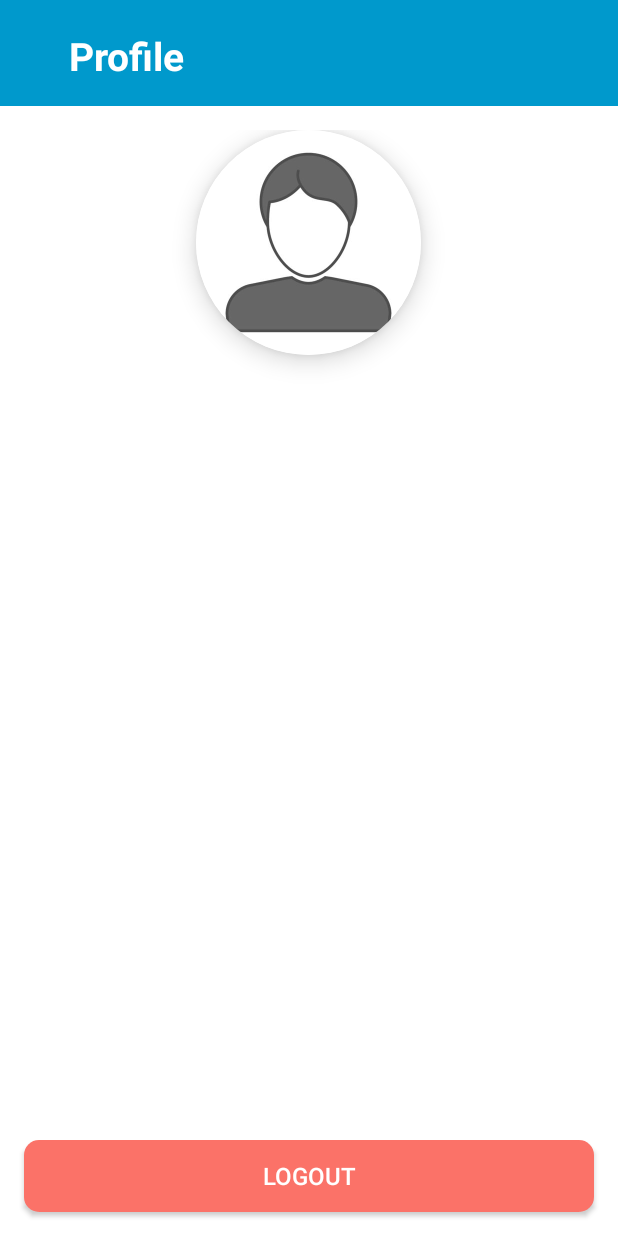
After one commit to Rinkuu253/MoneyManagement, an Android app: the UserProfile screen opened directly, with no data from a screen before it, on a phone screen of 412 x 824 dp. The commit adds this screen. Run offline under Robolectric (Android 15) with nearby library versions, the phone set to English and light mode, and no system bars.

Commit message:
implement Logout Button

```diff
--- a/app/src/main/AndroidManifest.xml
+++ b/app/src/main/AndroidManifest.xml
@@ -12,6 +12,9 @@
         android:supportsRtl="true"
         android:theme="@style/Theme.MonMan"
         tools:targetApi="31">
+        <activity
+            android:name=".UserProfile"
+            android:exported="false" />
         <activity
             android:name=".CatatanAnggotaDialog"
             android:exported="false" />
--- a/app/src/main/java/com/example/monman/HomeFragment.java
+++ b/app/src/main/java/com/example/monman/HomeFragment.java
@@ -12,6 +12,7 @@ import androidx.fragment.app.Fragment;
 import android.view.LayoutInflater;
 import android.view.View;
 import android.view.ViewGroup;
+import android.widget.ImageView;
 import android.widget.TextView;
 import android.widget.Toast;
 
@@ -38,6 +39,8 @@ public class HomeFragment extends Fragment {
     PieChart pieChart;
     private DatabaseHelper db;
 
+    private ImageView profile;
+
     @Override
     public View onCreateView(LayoutInflater inflater, ViewGroup container,
                              Bundle savedInstanceState) {
@@ -60,6 +63,7 @@ public class HomeFragment extends Fragment {
             incomeProfit = view.findViewById(R.id.income);
             lossLoss = view.findViewById(R.id.loss);
             todayMonthYear = view.findViewById(R.id.nowMonthYear);
+            profile = view.findViewById(R.id.profilePict);
             db = new DatabaseHelper(getActivity());
             currentDate = Calendar.getInstance();
             setData();
@@ -84,6 +88,18 @@ public class HomeFragment extends Fragment {
                 public void onClick(View v) {
                     Intent browserIntent = new Intent(Intent.ACTION_VIEW, Uri.parse("https://keuangan.kontan.co.id/news/nasabah-valas-wajib-merapat-intip-kurs-dollar-rupiah-di-bca-hari-ini-jumat-35"));
                     startActivity(browserIntent);
+                }
+            });
+
+            profile.setOnClickListener(new View.OnClickListener() {
+                @Override
+                public void onClick(View v) {
+                    Intent intent = new Intent(getContext(), UserProfile.class);
+                    intent.putExtra("userId",String.valueOf(userId));
+                    intent.putExtra("username", String.valueOf(username));
+                    intent.putExtra("familyRole", familyRole);
+                    intent.putExtra("familyCode",familyCode);
+                    startActivity(intent);
                 }
             });
 
--- /dev/null
+++ b/app/src/main/java/com/example/monman/UserProfile.java
@@ -0,0 +1,62 @@
+package com.example.monman;
+
+import androidx.appcompat.app.AppCompatActivity;
+
+import android.content.Intent;
+import android.os.Bundle;
+import android.view.View;
+import android.widget.Button;
+import android.widget.EditText;
+import android.widget.TextView;
+import android.widget.Toast;
+
+public class UserProfile extends AppCompatActivity {
+
+    private String userId, username, familyRole, familyCode;
+
+    @Override
+    protected void onCreate(Bundle savedInstanceState) {
+        super.onCreate(savedInstanceState);
+        setContentView(R.layout.activity_user_profile);
+
+        TextView textPage = findViewById(R.id.textPage);
+
+        textPage.setText("Profile");
+
+        getSetIntentData();
+        TextView namaUser = findViewById(R.id.usernameProfile);
+        TextView roleUser = findViewById(R.id.textViewRole);
+        Button logoutBtn = findViewById(R.id.buttonLogout);
+        namaUser.setText(username);
+        roleUser.setText(familyRole);
+
+        logoutBtn.setOnClickListener(new View.OnClickListener() {
+            @Override
+            public void onClick(View v) {
+                Intent intent = new Intent(UserProfile.this, LoginActivity.class);
+                intent.addFlags(Intent.FLAG_ACTIVITY_CLEAR_TASK | Intent.FLAG_ACTIVITY_NEW_TASK);
+                startActivity(intent);
+                finish();
+            }
+        });
+    }
+
+    void getSetIntentData() {
+        if (getIntent().hasExtra("userId")
+                && getIntent().hasExtra("username")
+                && getIntent().hasExtra("familyRole")
+                && getIntent().hasExtra("familyCode")
+        ) {
+
+            userId = getIntent().getStringExtra("userId");
+            username = getIntent().getStringExtra("username");
+            familyRole = getIntent().getStringExtra("familyRole");
+            familyCode = getIntent().getStringExtra("familyCode");
+
+//            Toast.makeText(getApplicationContext(), username, Toast.LENGTH_SHORT).show();
+
+        } else {
+            Toast.makeText(getApplicationContext(), "No Data", Toast.LENGTH_SHORT).show();
+        }
+    }
+}
--- /dev/null
+++ b/app/src/main/res/layout/activity_user_profile.xml
@@ -0,0 +1,79 @@
+<?xml version="1.0" encoding="utf-8"?>
+<RelativeLayout xmlns:android="http://schemas.android.com/apk/res/android"
+    xmlns:app="http://schemas.android.com/apk/res-auto"
+    xmlns:tools="http://schemas.android.com/tools"
+    android:layout_width="match_parent"
+    android:layout_height="match_parent"
+    tools:context=".UserProfile">
+
+    <include
+        android:id="@+id/topBar"
+        layout="@layout/top_bar" />
+
+    <LinearLayout
+        android:layout_width="match_parent"
+        android:layout_height="wrap_content"
+        android:orientation="vertical"
+        android:layout_below="@id/topBar"
+        android:padding="16dp"
+        android:gravity="center_horizontal"
+        android:layout_above="@+id/buttonLogout">
+
+        <androidx.cardview.widget.CardView
+            android:id="@+id/profilePictCard"
+            android:layout_width="150dp"
+            android:layout_height="150dp"
+            app:cardCornerRadius="75dp"
+            app:cardElevation="10dp"
+            android:layout_marginBottom="20dp">
+
+            <ImageView
+                android:id="@+id/profilePict"
+                android:layout_width="match_parent"
+                android:layout_height="match_parent"
+                android:scaleType="centerCrop"
+                android:src="@drawable/icon_anak" />
+
+        </androidx.cardview.widget.CardView>
+
+        <TextView
+            android:id="@+id/usernameProfile"
+            android:layout_width="match_parent"
+            android:layout_height="wrap_content"
+            android:textSize="30sp"
+            android:fontFamily="@font/calibri_bold"
+            android:text="nama"
+            android:textColor="@color/black"
+            android:textAlignment="center"
+            android:padding="10dp"
+            android:layout_marginBottom="10dp" />
+
+        <TextView
+            android:id="@+id/textViewRole"
+            android:layout_width="match_parent"
+            android:layout_height="wrap_content"
+            android:textSize="24sp"
+            android:textColor="@color/black"
+            android:fontFamily="@font/calibri_regular"
+            android:text="nama"
+            android:textAlignment="center"
+            android:layout_marginBottom="20dp" />
+
+    </LinearLayout>
+
+    <androidx.appcompat.widget.AppCompatButton
+        android:id="@+id/buttonLogout"
+        android:layout_width="match_parent"
+        android:layout_height="wrap_content"
+        android:layout_alignParentBottom="true"
+        android:layout_marginStart="16dp"
+        android:layout_marginTop="16dp"
+        android:layout_marginEnd="16dp"
+        android:layout_marginBottom="16dp"
+        android:background="@drawable/button_styling"
+        android:backgroundTint="@color/color_one"
+        android:text="Logout"
+        android:textSize="16sp"
+        android:textColor="@android:color/white" />
+
+</RelativeLayout>
--- a/app/src/main/res/layout/top_bar.xml
+++ b/app/src/main/res/layout/top_bar.xml
@@ -9,20 +9,12 @@
         android:background="@android:color/holo_blue_dark"
         android:padding="16dp">
 
-        <ImageView
-            android:id="@+id/backButton"
-            android:layout_width="40dp"
-            android:layout_height="40dp"
-            android:layout_alignParentStart="true"
-            android:src="@drawable/baseline_arrow_back_24" />
-
         <TextView
             android:id="@+id/textPage"
             android:layout_width="127dp"
             android:layout_height="wrap_content"
             android:layout_marginStart="30dp"
             android:layout_marginTop="3dp"
-            android:layout_toEndOf="@+id/backButton"
             android:src="@drawable/baseline_arrow_back_24"
             android:text="Edit"
             android:textColor="@color/white"
```
